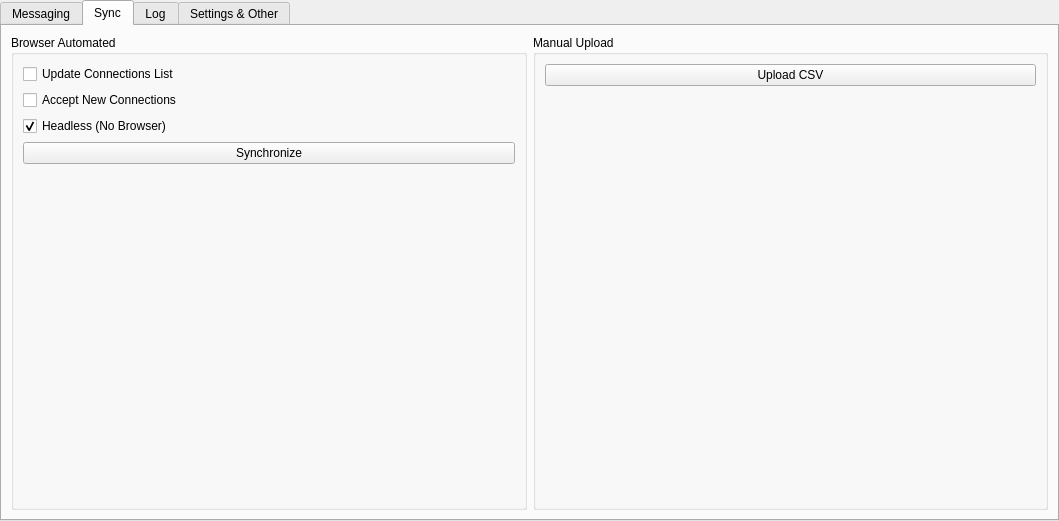
The window that src/gui/ui/instancewidget.ui (smalbadger/social) describes before a commit, drawn with Qt 5.
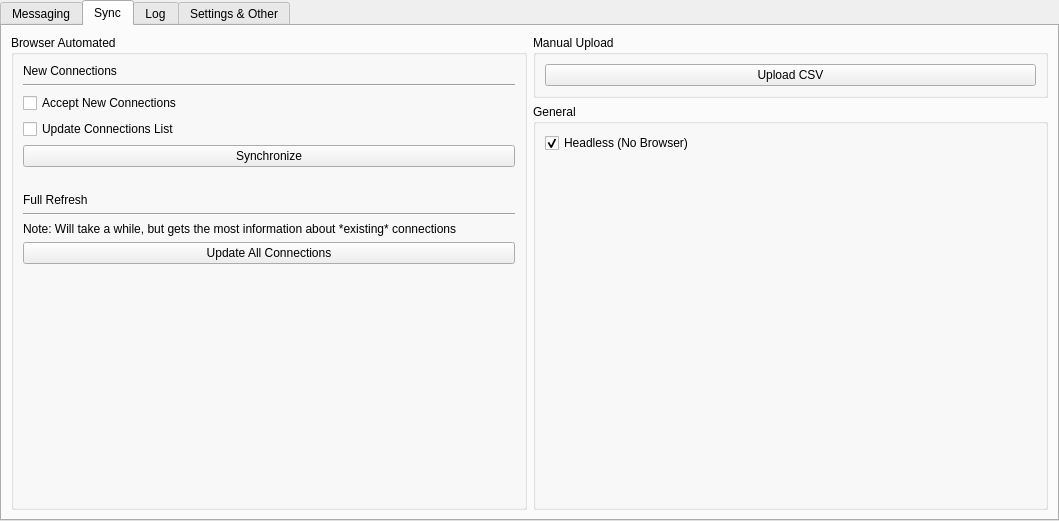
The same window after the commit. The open tabs and pages were chosen to show the change. Icons and pictures are not drawn.

Commit message: Added a full refresh button which goes to linkedin and searches for each connection individually, and gets the most information possible about them

```diff
--- a/src/gui/ui/instancewidget.ui
+++ b/src/gui/ui/instancewidget.ui
@@ -395,22 +395,48 @@
       <attribute name="title">
        <string>Sync</string>
       </attribute>
-      <layout class="QGridLayout" name="gridLayout_9">
+      <layout class="QGridLayout" name="gridLayout_10">
        <item row="0" column="0">
         <widget class="QGroupBox" name="groupBox_6">
          <property name="title">
           <string>Browser Automated</string>
          </property>
          <layout class="QGridLayout" name="gridLayout_8">
-          <item row="0" column="0">
+          <item row="2" column="0">
+           <widget class="Line" name="line">
+            <property name="orientation">
+             <enum>Qt::Horizontal</enum>
+            </property>
+           </widget>
+          </item>
+          <item row="10" column="0">
+           <spacer name="verticalSpacer">
+            <property name="orientation">
+             <enum>Qt::Vertical</enum>
+            </property>
+            <property name="sizeType">
+             <enum>QSizePolicy::MinimumExpanding</enum>
+            </property>
+            <property name="sizeHint" stdset="0">
+             <size>
+              <width>20</width>
+              <height>40</height>
+             </size>
+            </property>
+           </spacer>
+          </item>
+          <item row="9" column="0">
+           <widget class="QPushButton" name="refreshAllButton">
+            <property name="text">
+             <string>Update All Connections</string>
+            </property>
+            <property name="checkable">
+             <bool>true</bool>
+            </property>
+           </widget>
+          </item>
+          <item row="4" column="0">
            <layout class="QVBoxLayout" name="verticalLayout_3">
-            <item>
-             <widget class="QCheckBox" name="updateConnectionsBox">
-              <property name="text">
-               <string>Update Connections List</string>
-              </property>
-             </widget>
-            </item>
             <item>
              <widget class="QCheckBox" name="newConnectionsBox">
               <property name="text">
@@ -419,12 +445,9 @@
              </widget>
             </item>
             <item>
-             <widget class="QCheckBox" name="headlessBoxSync">
+             <widget class="QCheckBox" name="updateConnectionsBox">
               <property name="text">
-               <string>Headless (No Browser)</string>
-              </property>
-              <property name="checked">
-               <bool>true</bool>
+               <string>Update Connections List</string>
               </property>
              </widget>
             </item>
@@ -444,18 +467,46 @@
             </item>
            </layout>
           </item>
+          <item row="6" column="0">
+           <widget class="QLabel" name="label_6">
+            <property name="text">
+             <string>Full Refresh</string>
+            </property>
+           </widget>
+          </item>
           <item row="1" column="0">
-           <spacer name="verticalSpacer">
+           <widget class="QLabel" name="label_5">
+            <property name="text">
+             <string>New Connections</string>
+            </property>
+           </widget>
+          </item>
+          <item row="7" column="0">
+           <widget class="Line" name="line_2">
+            <property name="orientation">
+             <enum>Qt::Horizontal</enum>
+            </property>
+           </widget>
+          </item>
+          <item row="8" column="0">
+           <widget class="QLabel" name="label_7">
+            <property name="text">
+             <string>Note: Will take a while, but gets the most information about *existing* connections</string>
+            </property>
+           </widget>
+          </item>
+          <item row="5" column="0">
+           <spacer name="verticalSpacer_4">
             <property name="orientation">
              <enum>Qt::Vertical</enum>
             </property>
             <property name="sizeType">
-             <enum>QSizePolicy::MinimumExpanding</enum>
+             <enum>QSizePolicy::Fixed</enum>
             </property>
             <property name="sizeHint" stdset="0">
              <size>
               <width>20</width>
-              <height>40</height>
+              <height>20</height>
              </size>
             </property>
            </spacer>
@@ -475,6 +526,25 @@
              <widget class="QPushButton" name="uploadCSVButton">
               <property name="text">
                <string>Upload CSV</string>
+              </property>
+             </widget>
+            </item>
+           </layout>
+          </widget>
+         </item>
+         <item>
+          <widget class="QGroupBox" name="groupBox_7">
+           <property name="title">
+            <string>General</string>
+           </property>
+           <layout class="QGridLayout" name="gridLayout_9">
+            <item row="0" column="0">
+             <widget class="QCheckBox" name="headlessBoxSync">
+              <property name="text">
+               <string>Headless (No Browser)</string>
+              </property>
+              <property name="checked">
+               <bool>true</bool>
               </property>
              </widget>
             </item>
```
The commit also changes 3 other files.
